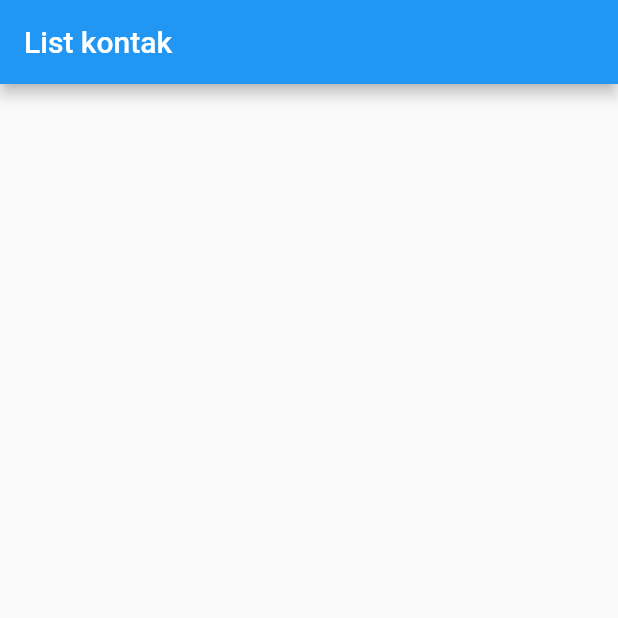
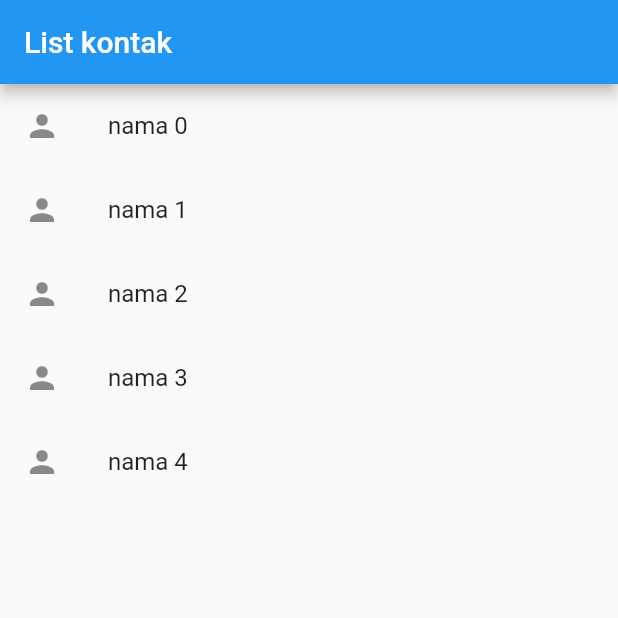
Before and after one commit to triyono777/aplikasi_profil_sederhana, a Flutter app: the screen it shows after launch, on a phone screen of 412 x 824 dp, the top half of it. Run offline on Flutter 3.47's test engine with Material 2 defaults, Android fonts, the phone set to English and light mode, and no system bars.

Commit message:
add index

```diff
--- a/lib/screen/dashboard.dart
+++ b/lib/screen/dashboard.dart
@@ -15,7 +15,13 @@ class _DashboardState extends State<Dashboard> {
         title: Text('List kontak'),
       ),
       body: ListView.builder(
-        itemBuilder: (_, index) => ListTile(),
+        itemCount: 5,
+        itemBuilder: (_, index) => ListTile(
+          title: Text('nama $index'),
+          leading: Icon(
+            Icons.person,
+          ),
+        ),
       ),
     );
   }
```
